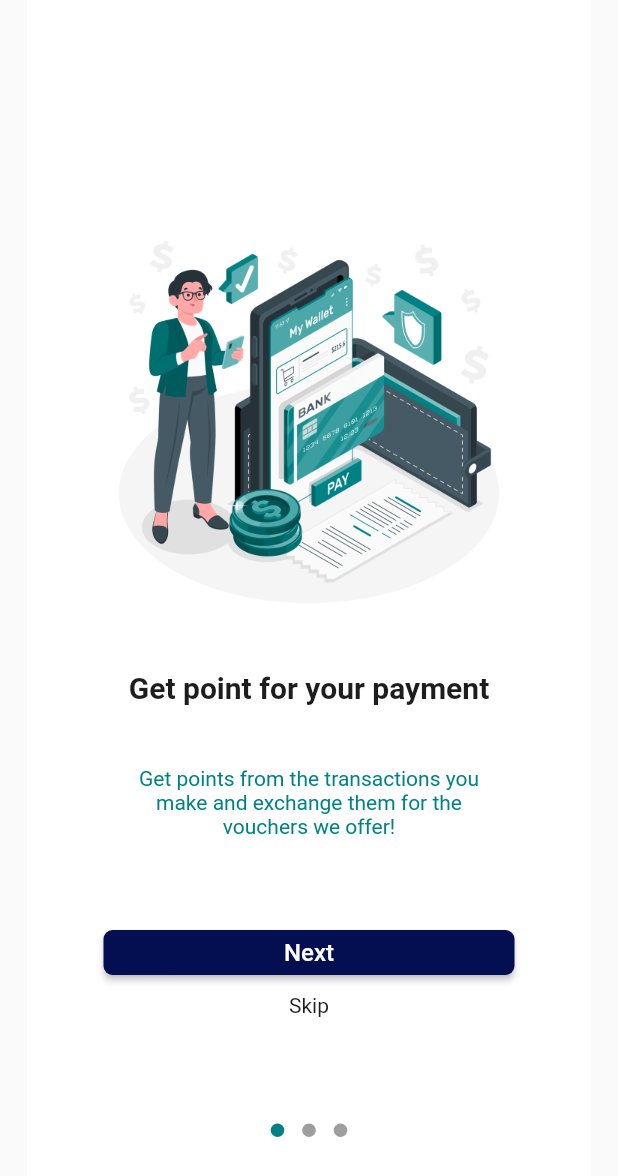
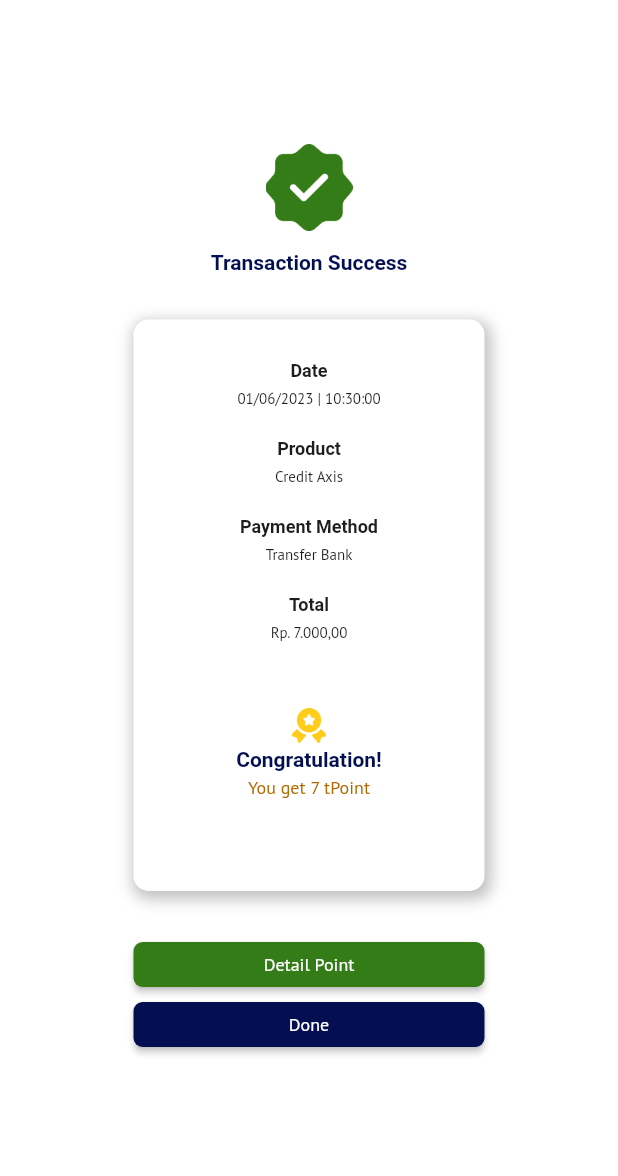
Before and after one commit to Kelompok-14-Loyalty-Point-Agent/Flutter, a Flutter app: the screen it shows after launch, on a phone screen of 412 x 824 dp. Shown: the top 1176 px of the screen. Run offline on Flutter 3.47's test engine with Material 2 defaults, Android fonts, the phone set to English and light mode, and no system bars; drawn by our look-alikes of dots_indicator; our stand-ins replace carousel_slider, flutter_otp_text_field, google_fonts.

Commit message:
slicing transaction success

```diff
--- a/lib/constant/textstyle_constant.dart
+++ b/lib/constant/textstyle_constant.dart
@@ -3,47 +3,56 @@ import 'package:google_fonts/google_fonts.dart';
 
 class TextStyleConst {
   static TextStyle heading1 = GoogleFonts.expletusSans(
+    decoration: TextDecoration.none,
     fontSize: 32,
     fontWeight: FontWeight.w700,
     color: const Color(0xFF030F51),
   );
   static TextStyle heading2 = GoogleFonts.expletusSans(
+    decoration: TextDecoration.none,
     fontSize: 24,
     fontWeight: FontWeight.w700,
     color: const Color(0xFF030F51),
   );
   static TextStyle heading3 = GoogleFonts.expletusSans(
+    decoration: TextDecoration.none,
     fontSize: 20,
     fontWeight: FontWeight.w700,
     color: const Color(0xFF030F51),
   );
   static TextStyle heading4 = GoogleFonts.expletusSans(
+    decoration: TextDecoration.none,
     fontSize: 14,
     fontWeight: FontWeight.w700,
     color: const Color(0xFF030F51),
   );
   static TextStyle heading5 = GoogleFonts.expletusSans(
+    decoration: TextDecoration.none,
     fontSize: 12,
     fontWeight: FontWeight.w700,
     color: const Color(0xFF030F51),
   );
 
   static TextStyle description1 = GoogleFonts.ptSans(
+    decoration: TextDecoration.none,
     fontSize: 16,
     fontWeight: FontWeight.w400,
     color: Colors.black,
   );
   static TextStyle description2 = GoogleFonts.ptSans(
+    decoration: TextDecoration.none,
     fontSize: 14,
     fontWeight: FontWeight.w400,
     color: Colors.black,
   );
   static TextStyle description3 = GoogleFonts.ptSans(
+    decoration: TextDecoration.none,
     fontSize: 12,
     fontWeight: FontWeight.w400,
     color: Colors.black,
   );
   static TextStyle description4 = GoogleFonts.ptSans(
+    decoration: TextDecoration.none,
     fontSize: 10,
     fontWeight: FontWeight.w400,
     color: Colors.black,
--- a/lib/main.dart
+++ b/lib/main.dart
@@ -1,11 +1,11 @@
 import 'package:capstone_14/ui/credit_data_transaction/credit_data_payment_screen.dart';
 import 'package:capstone_14/ui/credit_data_transaction/credit_data_screen.dart';
-import 'package:capstone_14/ui/get_reward/get_reward_screen.dart';
 import 'package:capstone_14/ui/splash_screen/splash_screen.dart';
 import 'package:capstone_14/ui/splash_screen/splash_screen_1.dart';
 import 'package:capstone_14/ui/splash_screen/splash_screen_2.dart';
 import 'package:capstone_14/ui/splash_screen/splash_screen_3.dart';
 import 'package:capstone_14/widgets/credit_data_page_widget/data_button_widget.dart';
+import 'package:capstone_14/widgets/transaction_success_screen.dart';
 import 'package:flutter/material.dart';
 
 void main() {
@@ -20,7 +20,7 @@ class MyApp extends StatelessWidget {
     return MaterialApp(
       debugShowCheckedModeBanner: false,
       //Ganti disini kalau mau coba screen
-      home: const SplashScreen(),
+      home: const TransactionSuccesScreen(),
       onGenerateRoute: (settings) {
         switch (settings.name) {
           case SplashScreen1.routeName:
--- a/lib/ui/credit_data_transaction/credit_data_payment_screen.dart
+++ b/lib/ui/credit_data_transaction/credit_data_payment_screen.dart
@@ -147,8 +147,8 @@ class _CreditDataPaymentScreenState extends State<CreditDataPaymentScreen> {
                       ),
                     ),
                     PriceContainerWidget(
-                      amount: widget.selectedTestModel.amount,
-                      price: widget.selectedTestModel.price,
+                      amount: widget.selectedTestModel.amount!,
+                      price: widget.selectedTestModel.price!,
                       containerShadow: BoxShadow(
                         offset: const Offset(2, 3),
                         color: Color.fromARGB(0.25.toInt(), 0, 0, 0)
--- a/lib/widgets/credit_data_page_widget/credit_button_widget.dart
+++ b/lib/widgets/credit_data_page_widget/credit_button_widget.dart
@@ -45,8 +45,8 @@ class _CreditButtonState extends State<CreditButton> {
                 child: Padding(
                   padding: const EdgeInsets.only(bottom: 16, right: 32),
                   child: PriceContainerWidget(
-                    amount: listTest[index].amount,
-                    price: listTest[index].price,
+                    amount: listTest[index].amount!,
+                    price: listTest[index].price!,
                     containerShadow: selectTestModel == listTest[index]
                         ? BoxShadow(
                             color: Colors.blue.withOpacity(1),
--- /dev/null
+++ b/lib/widgets/transaction_success_screen.dart
@@ -0,0 +1,159 @@
+import 'package:capstone_14/constant/textstyle_constant.dart';
+import 'package:capstone_14/widgets/button_custome_widget.dart';
+import 'package:intl/intl.dart';
+import 'package:flutter/material.dart';
+
+class TransactionSuccesScreen extends StatelessWidget {
+  static const routeName = '/transactionSuccessScreen';
+  const TransactionSuccesScreen({super.key});
+
+  @override
+  Widget build(BuildContext context) {
+    DateTime now = DateTime.now().toLocal();
+    String formattedDate = DateFormat("dd/MM/yyyy | HH:mm:ss").format(now);
+
+    return Container(
+      color: Colors.white,
+      width: 360,
+      height: MediaQuery.of(context).size.height,
+      child: SingleChildScrollView(
+        child: Column(
+          children: [
+            const SizedBox(height: 96),
+            Image.asset(
+              "assets/icons/check_icon.png",
+              width: 58,
+              height: 58,
+            ),
+            Padding(
+              padding: const EdgeInsets.only(top: 13, bottom: 30),
+              child: Text(
+                "Transaction Success",
+                style: TextStyleConst.heading4,
+              ),
+            ),
+            Container(
+              width: 234,
+              height: 381,
+              decoration: BoxDecoration(
+                borderRadius: BorderRadius.circular(10),
+                color: Colors.white,
+                boxShadow: [
+                  BoxShadow(
+                    color: const Color(0xff000000).withOpacity(0.25),
+                    spreadRadius: 2,
+                    blurRadius: 8,
+                    offset: const Offset(2, 3),
+                  ),
+                ],
+              ),
+              child: Column(
+                children: [
+                  Padding(
+                    padding: const EdgeInsets.only(top: 27, bottom: 5),
+                    child: Text(
+                      "Date",
+                      style: TextStyleConst.heading5WithColor(
+                        const Color(0xff1d1d1d),
+                      ),
+                    ),
+                  ),
+                  Text(
+                    formattedDate,
+                    style: TextStyleConst.description4WithColor(
+                      const Color(0xff1d1d1d),
+                    ),
+                  ),
+                  Padding(
+                    padding: const EdgeInsets.only(top: 20, bottom: 5),
+                    child: Text(
+                      "Product",
+                      style: TextStyleConst.heading5WithColor(
+                        const Color(0xff1d1d1d),
+                      ),
+                    ),
+                  ),
+                  Text(
+                    "Credit Axis",
+                    style: TextStyleConst.description4WithColor(
+                      const Color(0xff1d1d1d),
+                    ),
+                  ),
+                  Padding(
+                    padding: const EdgeInsets.only(top: 20, bottom: 5),
+                    child: Text(
+                      "Payment Method",
+                      style: TextStyleConst.heading5WithColor(
+                        const Color(0xff1d1d1d),
+                      ),
+                    ),
+                  ),
+                  Text(
+                    "Transfer Bank",
+                    style: TextStyleConst.description4WithColor(
+                      const Color(0xff1d1d1d),
+                    ),
+                  ),
+                  Padding(
+                    padding: const EdgeInsets.only(top: 20, bottom: 5),
+                    child: Text(
+                      "Total",
+                      style: TextStyleConst.heading5WithColor(
+                        const Color(0xff1d1d1d),
+                      ),
+                    ),
+                  ),
+                  Text(
+                    "Rp. 7.000,00",
+                    style: TextStyleConst.description4WithColor(
+                      const Color(0xff1d1d1d),
+                    ),
+                  ),
+                  const SizedBox(height: 44),
+                  Image.asset(
+                    "assets/icons/medal_icon.png",
+                    width: 23,
+                    height: 23,
+                  ),
+                  Padding(
+                    padding: const EdgeInsets.only(top: 3, bottom: 3),
+                    child: Text(
+                      "Congratulation!",
+                      style: TextStyleConst.heading4,
+                    ),
+                  ),
+                  Text(
+                    "You get 7 tPoint",
+                    style: TextStyleConst.description3WithColor(
+                      const Color(0xffB26801),
+                    ),
+                  ),
+                ],
+              ),
+            ),
+            Padding(
+              padding: const EdgeInsets.only(top: 34, bottom: 10),
+              child: ButtonCustome(
+                onPressed: () {},
+                title: "Detail Point",
+                backgroundColour: const Color(0xff347C17),
+                width: 234,
+                style: TextStyleConst.description3WithColor(Colors.white),
+              ),
+            ),
+            ButtonCustome(
+              onPressed: () {},
+              title: "Done",
+              backgroundColour: const Color(0xff030F51),
+              width: 234,
+              style: TextStyleConst.description3WithColor(Colors.white),
+            ),
+            const SizedBox(
+              height: 96,
+            ),
+          ],
+        ),
+      ),
+    );
+  }
+}
--- a/pubspec.yaml
+++ b/pubspec.yaml
@@ -20,6 +20,7 @@ dependencies:
   flutter_otp_text_field: ^1.1.1
   font_awesome_flutter: ^10.4.0
   carousel_slider: ^4.2.1
+  intl: ^0.18.1
 
 dev_dependencies:
   flutter_test:
```
Also changed, not shown: assets/icons/check_icon.png (added), assets/icons/medal_icon.png (added), pubspec.lock.
